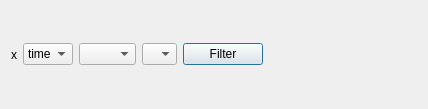
Above: SciDataTool/GUI/WAxisSelector/WAxisSelector.ui from Eomys/SciDataTool before the change. Below: the same form after it.
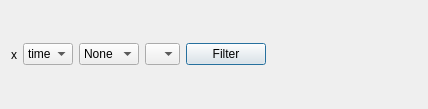
That is the form after the change.

Patch:
```diff
--- a/SciDataTool/GUI/WAxisSelector/WAxisSelector.ui
+++ b/SciDataTool/GUI/WAxisSelector/WAxisSelector.ui
@@ -78,7 +78,7 @@
      </property>
      <item>
       <property name="text">
-       <string/>
+       <string>None</string>
       </property>
      </item>
      <item>
```
Left out of the diff: 2 changed lines with no effect on the pictures.
